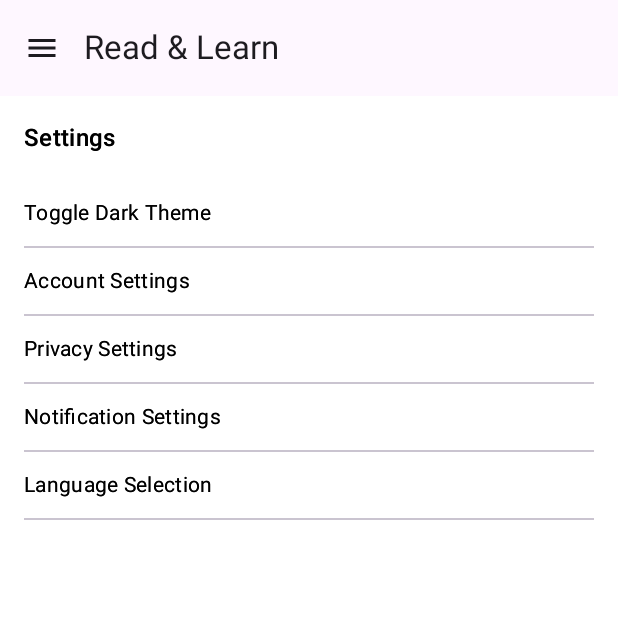
After one commit to RomanTsisyk/Read-Learn, an Android app built with Jetpack Compose: the SettingsScreen screen opened through its navigation route, on a phone screen of 412 x 824 dp, the top half of it. The commit adds this screen. Run offline under Robolectric (Android 15) with nearby library versions, the phone set to English and light mode, and no system bars; our stand-ins replace Dagger/Hilt's generated code, livedata-compose; pictures from the network do not load.

Commit message:
add new Settings, Libraries, About screens

```diff
--- a/app/build.gradle.kts
+++ b/app/build.gradle.kts
@@ -66,6 +66,7 @@ dependencies {
     implementation (libs.androidx.runtime.livedata)
     implementation (libs.androidx.multidex)
     implementation(libs.coil.compose)
+    implementation( "androidx.compose.material:material:1.6.7" ) // Ensure this line is included
 
 
     // Compose UI
--- /dev/null
+++ b/app/src/main/java/com/roman_tsisyk/readandlearn/data/model/SettingOption.kt
@@ -0,0 +1,3 @@
+package com.roman_tsisyk.readandlearn.data.model
+
+data class SettingOption(val title: String, val action: () -> Unit)
--- /dev/null
+++ b/app/src/main/java/com/roman_tsisyk/readandlearn/ui/MainScreen.kt
@@ -0,0 +1,92 @@
+package com.roman_tsisyk.readandlearn.ui
+
+import android.annotation.SuppressLint
+import android.os.Build
+import androidx.annotation.RequiresExtension
+import androidx.compose.material3.MaterialTheme
+import androidx.compose.material3.Text
+import com.roman_tsisyk.readandlearn.ui.views.AppScreen
+import androidx.compose.foundation.clickable
+import androidx.compose.foundation.layout.*
+import androidx.compose.material.*
+import androidx.compose.material.icons.Icons
+import androidx.compose.material.icons.filled.Menu
+import androidx.compose.material3.ExperimentalMaterial3Api
+import androidx.compose.material3.Icon
+import androidx.compose.material3.IconButton
+import androidx.compose.material3.Scaffold
+import androidx.compose.material3.TopAppBar
+import androidx.compose.runtime.Composable
+import androidx.compose.runtime.rememberCoroutineScope
+import androidx.compose.ui.Modifier
+import androidx.compose.ui.unit.dp
+import androidx.navigation.NavHostController
+import androidx.navigation.compose.rememberNavController
+import com.roman_tsisyk.readandlearn.ui.views.NavGraph
+import kotlinx.coroutines.CoroutineScope
+import kotlinx.coroutines.launch
+
+@SuppressLint("UnusedMaterialScaffoldPaddingParameter")
+@RequiresExtension(extension = Build.VERSION_CODES.S, version = 7)
+@OptIn(ExperimentalMaterial3Api::class)
+@Composable
+fun MainScreen() {
+    val scaffoldState = rememberScaffoldState()
+    val scope = rememberCoroutineScope()
+    val navController = rememberNavController()
+
+    Scaffold(
+        scaffoldState = scaffoldState,
+        topBar = {
+            TopAppBar(
+                title = { Text("Read & Learn") },
+                navigationIcon = {
+                    IconButton(onClick = {
+                        scope.launch {
+                            scaffoldState.drawerState.open()
+                        }
+                    }) {
+                        Icon(Icons.Filled.Menu, contentDescription = "Menu")
+                    }
+                }
+            )
+        },
+        drawerContent = {
+            DrawerContent(navController, scaffoldState, scope)
+        }
+    ) {
+        NavGraph(navController = navController)
+    }
+}
+
+@Composable
+fun DrawerContent(navController: NavHostController, scaffoldState: ScaffoldState, scope: CoroutineScope) {
+    Column {
+        listOf(
+            AppScreen.Main to "Home",
+            AppScreen.Settings to "Settings",
+            AppScreen.Libraries to "Used Libraries",
+            AppScreen.About to "About"
+        ).forEach { (screen, title) ->
+            Text(
+                text = title,
+                style = MaterialTheme.typography.bodyMedium,
+                modifier = Modifier
+                    .fillMaxWidth()
+                    .padding(16.dp)
+                    .clickable {
+                        navController.navigate(screen.route) {
+                            popUpTo(navController.graph.startDestinationId) {
+                                saveState = true
+                            }
+                            launchSingleTop = true
+                            restoreState = true
+                        }
+                        scope.launch {
+                            scaffoldState.drawerState.close()
+                        }
+                    }
+            )
+        }
+    }
+}
--- /dev/null
+++ b/app/src/main/java/com/roman_tsisyk/readandlearn/ui/SettingsScreen.kt
@@ -0,0 +1,88 @@
+package com.roman_tsisyk.readandlearn.ui
+
+import androidx.compose.foundation.layout.*
+import androidx.compose.material3.MaterialTheme
+import androidx.compose.material3.Text
+import androidx.compose.runtime.Composable
+import androidx.compose.ui.Modifier
+import androidx.compose.ui.unit.dp
+
+import androidx.compose.foundation.clickable
+import androidx.compose.material3.*
+import androidx.compose.runtime.mutableStateOf
+import androidx.compose.runtime.remember
+import com.roman_tsisyk.readandlearn.data.model.SettingOption
+
+@Composable
+fun SettingsScreen() {
+    val isDarkTheme = remember { mutableStateOf(false) }
+
+    val settingsOptions = listOf(
+        SettingOption("Toggle Dark Theme") {
+            isDarkTheme.value = !isDarkTheme.value
+        },
+        SettingOption("Account Settings") {
+            // Navigate to Account Settings Screen or show dialog
+        },
+        SettingOption("Privacy Settings") {
+            // Navigate to Privacy Settings Screen or show dialog
+        },
+        SettingOption("Notification Settings") {
+            // Navigate to Notification Settings Screen or show dialog
+        },
+        SettingOption("Language Selection") {
+            // Navigate to Language Selection Screen or show dialog
+        }
+    )
+
+    Column(
+        modifier = Modifier
+            .fillMaxSize()
+            .padding(16.dp)
+    ) {
+        Text(text = "Settings", style = MaterialTheme.typography.titleMedium)
+        Spacer(modifier = Modifier.height(16.dp))
+        settingsOptions.forEach { settingOption ->
+            SettingItem(settingOption)
+            Divider()
+        }
+    }
+
+    if (isDarkTheme.value) {
+        MaterialTheme(colorScheme = darkColorScheme()) {
+            SettingsScreenContent(settingsOptions)
+        }
+    } else {
+        MaterialTheme(colorScheme = lightColorScheme()) {
+            SettingsScreenContent(settingsOptions)
+        }
+    }
+}
+
+@Composable
+fun SettingItem(settingOption: SettingOption) {
+    Text(
+        text = settingOption.title,
+        style = MaterialTheme.typography.bodyMedium,
+        modifier = Modifier
+            .fillMaxWidth()
+            .padding(vertical = 12.dp)
+            .clickable { settingOption.action() }
+    )
+}
+
+@Composable
+fun SettingsScreenContent(settingsOptions: List<SettingOption>) {
+    Column(
+        modifier = Modifier
+            .fillMaxSize()
+            .padding(16.dp)
+    ) {
+        Text(text = "Settings", style = MaterialTheme.typography.titleMedium)
+        Spacer(modifier = Modifier.height(16.dp))
+        settingsOptions.forEach { settingOption ->
+            SettingItem(settingOption)
+            Divider()
+        }
+    }
+}
--- a/app/src/main/java/com/roman_tsisyk/readandlearn/ui/deitiesList/DeitiesListScreen.kt
+++ b/app/src/main/java/com/roman_tsisyk/readandlearn/ui/deitiesList/DeitiesListScreen.kt
@@ -1,6 +1,5 @@
 package com.roman_tsisyk.readandlearn.ui.deitiesList
 
-import android.util.Log
 import androidx.compose.foundation.clickable
 import androidx.compose.foundation.layout.Box
 import androidx.compose.foundation.layout.Column
@@ -23,8 +22,8 @@ import androidx.hilt.navigation.compose.hiltViewModel
 import coil.compose.AsyncImage
 import com.roman_tsisyk.readandlearn.data.model.Deity
 import com.roman_tsisyk.readandlearn.data.model.Result
-import com.roman_tsisyk.readandlearn.extensions.addBaseURL
-import com.roman_tsisyk.readandlearn.extensions.transformUrl
+import com.roman_tsisyk.readandlearn.utils.addBaseURL
+import com.roman_tsisyk.readandlearn.utils.transformUrl
 
 
 @Composable
--- a/app/src/main/java/com/roman_tsisyk/readandlearn/ui/deitydetail/DeityDetailScreen.kt
+++ b/app/src/main/java/com/roman_tsisyk/readandlearn/ui/deitydetail/DeityDetailScreen.kt
@@ -20,8 +20,8 @@ import androidx.compose.ui.layout.ContentScale
 import androidx.compose.ui.unit.dp
 import androidx.hilt.navigation.compose.hiltViewModel
 import coil.compose.AsyncImage
-import com.roman_tsisyk.readandlearn.extensions.addBaseURL
-import com.roman_tsisyk.readandlearn.extensions.transformUrl
+import com.roman_tsisyk.readandlearn.utils.addBaseURL
+import com.roman_tsisyk.readandlearn.utils.transformUrl
 
 @RequiresExtension(extension = Build.VERSION_CODES.S, version = 7)
 @Composable
--- a/app/src/main/java/com/roman_tsisyk/readandlearn/ui/views/NavGraph.kt
+++ b/app/src/main/java/com/roman_tsisyk/readandlearn/ui/views/NavGraph.kt
@@ -1,25 +1,41 @@
 package com.roman_tsisyk.readandlearn.ui.views
 
+import android.os.Build
+import androidx.annotation.RequiresExtension
 import androidx.compose.runtime.Composable
+import androidx.navigation.NavHostController
 import androidx.navigation.NavType
 import androidx.navigation.compose.NavHost
 import androidx.navigation.compose.composable
-import androidx.navigation.compose.rememberNavController
 import androidx.navigation.navArgument
+import com.roman_tsisyk.readandlearn.ui.AboutScreen
+import com.roman_tsisyk.readandlearn.ui.LibrariesScreen
+import com.roman_tsisyk.readandlearn.ui.SettingsScreen
 import com.roman_tsisyk.readandlearn.ui.deitiesList.DeitiesListScreen
 import com.roman_tsisyk.readandlearn.ui.deitydetail.DeityDetailScreen
 
 sealed class AppScreen(val route: String) {
-    data object Main : AppScreen("main")
-    data object Detail : AppScreen("detail/{deityId}") {
+    companion object {
+        const val MAIN_ROUTE = "main"
+        const val DEITY_ID = "deityId"
+        const val DETAIL_ROUTE = "detail/{deityId}"
+        const val SETTINGS_ROUTE = "settings"
+        const val LIBRARIES_ROUTE = "libraries"
+        const val ABOUT_ROUTE = "about"
+    }
+
+    data object Main : AppScreen(MAIN_ROUTE)
+    data object Detail : AppScreen(DETAIL_ROUTE) {
         fun createRoute(deityId: String) = "detail/$deityId"
     }
+    data object Settings : AppScreen(SETTINGS_ROUTE)
+    data object Libraries : AppScreen(LIBRARIES_ROUTE)
+    data object About : AppScreen(ABOUT_ROUTE)
 }
 
+@RequiresExtension(extension = Build.VERSION_CODES.S, version = 7)
 @Composable
-fun NavGraph(startDestination: String = AppScreen.Main.route) {
-    val navController = rememberNavController()
-
+fun NavGraph(navController: NavHostController, startDestination: String = AppScreen.Main.route) {
     NavHost(navController = navController, startDestination = startDestination) {
         composable(AppScreen.Main.route) {
             DeitiesListScreen { deityId ->
@@ -28,12 +44,21 @@ fun NavGraph(startDestination: String = AppScreen.Main.route) {
         }
         composable(
             route = AppScreen.Detail.route,
-            arguments = listOf(navArgument("deityId") { type = NavType.StringType })
+            arguments = listOf(navArgument(AppScreen.DEITY_ID) { type = NavType.StringType })
         ) { backStackEntry ->
-            val deityId = backStackEntry.arguments?.getString("deityId")
+            val deityId = backStackEntry.arguments?.getString(AppScreen.DEITY_ID)
             deityId?.let {
                 DeityDetailScreen(deityId = it)
             }
         }
+        composable(AppScreen.SETTINGS_ROUTE) {
+            SettingsScreen()
+        }
+        composable(AppScreen.LIBRARIES_ROUTE) {
+            LibrariesScreen()
+        }
+        composable(AppScreen.ABOUT_ROUTE) {
+            AboutScreen()
+        }
     }
 }
--- a/app/src/main/java/com/roman_tsisyk/readandlearn/extensions/MyExtensions.kt
+++ b/app/src/main/java/com/roman_tsisyk/readandlearn/utils/MyExtensions.kt
@@ -1,4 +1,4 @@
-package com.roman_tsisyk.readandlearn.extensions
+package com.roman_tsisyk.readandlearn.utils
 
 fun String.transformUrl(): String {
     return this.replace("/deities/images/", "/images/deities/")
@@ -9,7 +9,4 @@ fun String.addBaseURL(): String {
     return BASE_URL + this
 }
 
-
-
-
 const val BASE_URL = "https://raw.githubusercontent.com/slavic-api/API/main/"
```
Also changed, not shown: app/src/main/assets/dependencies.txt (added, +38 -0 lines), app/src/main/java/com/roman_tsisyk/readandlearn/ui/AboutScreen.kt (added, +37 -0 lines), app/src/main/java/com/roman_tsisyk/readandlearn/ui/LibrariesScreen.kt (added, +38 -0 lines), app/src/main/java/com/roman_tsisyk/readandlearn/ui/views/MainActivity.kt (+6 -13 lines), app/src/main/java/com/roman_tsisyk/readandlearn/utils/DependencyUtils.kt (added, +17 -0 lines).
